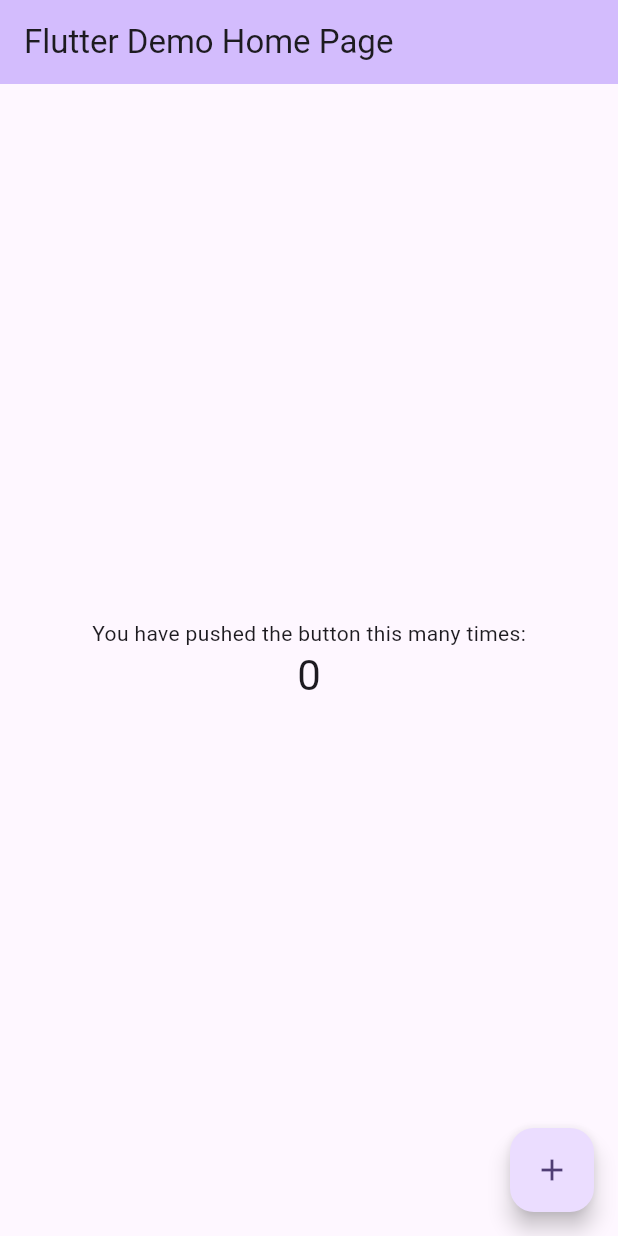
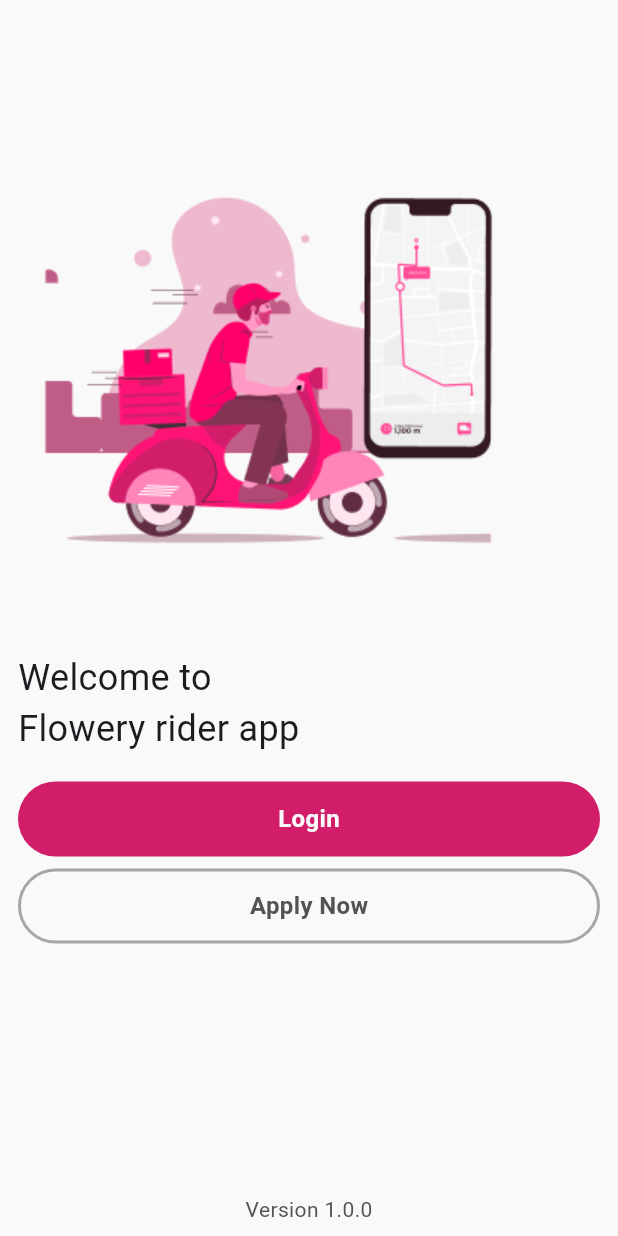
Before and after one commit to ahmedas3d/Tracking_App, a Flutter app: the screen it shows after launch, on a phone screen of 412 x 824 dp. Run offline on Flutter 3.47's test engine with Material 3 defaults, Android fonts, the light colour scheme and no system bars.

Commit message:
change icon app and create welcome screen , widgets

```diff
--- a/analysis_options.yaml
+++ b/analysis_options.yaml
@@ -21,8 +21,9 @@ linter:
   # `// ignore_for_file: name_of_lint` syntax on the line or in the file
   # producing the lint.
   rules:
+    prefer_const_constructors: true # Uncomment to enable the `prefer_const_constructors` rule
+    prefer_const_declarations: true # Uncomment to enable the `prefer_const_declarations` rule
     # avoid_print: false  # Uncomment to disable the `avoid_print` rule
     # prefer_single_quotes: true  # Uncomment to enable the `prefer_single_quotes` rule
-
 # Additional information about this file can be found at
 # https://dart.dev/guides/language/analysis-options
--- /dev/null
+++ b/lib/core/constants.dart
@@ -0,0 +1,24 @@
+import 'package:flutter/material.dart';
+
+// Colors
+class AppColors {
+  static const Color primaryColor = Color(0xFFd21e6a);
+  static const Color primaryColor10 = Color(0xFFf6d2e1);
+  static const Color primaryColor20 = Color(0xFFf0b4cd);
+  static const Color primaryColor30 = Color(0xFFe98fb5);
+  static const Color primaryColor40 = Color(0xFFe1699c);
+  static const Color primaryColor50 = Color(0xFFda4483);
+  static const Color primaryColor60 = Color(0xFFaf1958);
+  static const Color primaryColor70 = Color(0xFF8c1447);
+  static const Color primaryColor80 = Color(0xFF690f35);
+  static const Color primaryColor90 = Color(0xFF460A23);
+  static const Color pinkLight = Color(0xffF9ECF0);
+  static const Color greyColor = Color(0xFF535353);
+  static const Color errorColor = Color(0xFFCC1010);
+  static const Color successColor = Color(0xFF0CB3597);
+  static const Color greenColor = Color(0xFF0CB359);
+  static const Color backgroundColor = Color(0xFFf9f9f9);
+  static const Color textColor1 = Color(0xFF0c1015);
+  static const Color textColor2 = Color(0xFFf9f9f9);
+  static const Color textColor3 = Color(0xFFa6a6a6);
+}
--- /dev/null
+++ b/lib/core/routes/routes.dart
@@ -0,0 +1,22 @@
+import 'package:flutter/material.dart';
+import 'package:tracking_app/features/AuthFeature/presentation/view/screens/welcome_screen.dart';
+
+class AppRoutes {
+  static const String splash = '/';
+  static const String welcomeScreen = '/welcomeScreen';
+
+  static Route<dynamic> generateRoute(RouteSettings settings) {
+    switch (settings.name) {
+      case welcomeScreen:
+        return MaterialPageRoute(builder: (_) => const WelcomeScreen());
+      default:
+        return MaterialPageRoute(
+          builder: (_) => const Scaffold(
+            body: Center(
+              child: Text('Page not found'),
+            ),
+          ),
+        );
+    }
+  }
+}
--- /dev/null
+++ b/lib/features/AuthFeature/presentation/view/screens/welcome_screen.dart
@@ -0,0 +1,79 @@
+import 'package:flutter/material.dart';
+import 'package:tracking_app/core/constants.dart';
+import 'package:tracking_app/features/AuthFeature/presentation/view/widgets/custom_button.dart';
+
+class WelcomeScreen extends StatelessWidget {
+  const WelcomeScreen({super.key});
+
+  @override
+  Widget build(BuildContext context) {
+    return Scaffold(
+      backgroundColor: AppColors.backgroundColor,
+      body: Padding(
+        padding: const EdgeInsets.symmetric(horizontal: 12.0),
+        child: Center(
+          child: Column(
+            mainAxisAlignment: MainAxisAlignment.center,
+            crossAxisAlignment: CrossAxisAlignment.start,
+            children: [
+              const Spacer(
+                flex: 1,
+              ),
+              const Image(
+                image: AssetImage(
+                  'assets/images/welcom_screen.png',
+                ),
+              ),
+              const SizedBox(
+                height: 18,
+              ),
+              const Text(
+                'Welcome to\nFlowery rider app',
+                style: TextStyle(
+                  fontSize: 24,
+                ),
+              ),
+              const SizedBox(
+                height: 18,
+              ),
+              customButton(
+                title: 'Login',
+                onTap: () {},
+                color: AppColors.primaryColor,
+                textColor: AppColors.textColor2,
+              ),
+              const SizedBox(
+                height: 8,
+              ),
+              customButton(
+                title: 'Apply Now',
+                onTap: () {},
+                color: AppColors.backgroundColor,
+                textColor: AppColors.greyColor,
+                borderColor: AppColors.textColor3,
+              ),
+              const Spacer(
+                flex: 3,
+              ),
+              const Row(
+                mainAxisAlignment: MainAxisAlignment.center,
+                children: [
+                  Padding(
+                    padding: EdgeInsets.all(8.0),
+                    child: Text(
+                      'Version 1.0.0',
+                      style: TextStyle(
+                        fontSize: 14,
+                        color: AppColors.greyColor,
+                      ),
+                    ),
+                  ),
+                ],
+              ),
+            ],
+          ),
+        ),
+      ),
+    );
+  }
+}
--- /dev/null
+++ b/lib/features/AuthFeature/presentation/view/widgets/custom_button.dart
@@ -0,0 +1,35 @@
+import 'package:flutter/material.dart';
+
+Widget customButton({
+  required String title,
+  required VoidCallback onTap,
+  required Color color,
+  required Color textColor,
+  Color? borderColor,
+  double size = 50,
+}) {
+  return GestureDetector(
+    onTap: onTap,
+    child: Container(
+      height: size,
+      width: double.infinity,
+      decoration: BoxDecoration(
+          color: color,
+          borderRadius: BorderRadius.circular(25),
+          border: Border.all(
+            color: borderColor ?? Colors.transparent,
+            width: 2,
+          )),
+      child: Center(
+        child: Text(
+          title,
+          style: TextStyle(
+            color: textColor,
+            fontSize: 16,
+            fontWeight: FontWeight.bold,
+          ),
+        ),
+      ),
+    ),
+  );
+}
--- a/lib/main.dart
+++ b/lib/main.dart
@@ -1,4 +1,5 @@
 import 'package:flutter/material.dart';
+import 'package:tracking_app/core/routes/routes.dart';
 
 void main() {
   runApp(const MyApp());
@@ -11,115 +12,9 @@
   @override
   Widget build(BuildContext context) {
     return MaterialApp(
-      title: 'Flutter Demo',
-      theme: ThemeData(
-        // This is the theme of your application.
-        //
-        // TRY THIS: Try running your application with "flutter run". You'll see
-        // the application has a purple toolbar. Then, without quitting the app,
-        // try changing the seedColor in the colorScheme below to Colors.green
-        // and then invoke "hot reload" (save your changes or press the "hot
-        // reload" button in a Flutter-supported IDE, or press "r" if you used
-        // the command line to start the app).
-        //
-        // Notice that the counter didn't reset back to zero; the application
-        // state is not lost during the reload. To reset the state, use hot
-        // restart instead.
-        //
-        // This works for code too, not just values: Most code changes can be
-        // tested with just a hot reload.
-        colorScheme: ColorScheme.fromSeed(seedColor: Colors.deepPurple),
-        useMaterial3: true,
-      ),
-      home: const MyHomePage(title: 'Flutter Demo Home Page'),
+      debugShowCheckedModeBanner: false,
+      initialRoute: AppRoutes.welcomeScreen,
+      onGenerateRoute: AppRoutes.generateRoute,
     );
   }
 }
-
-class MyHomePage extends StatefulWidget {
-  const MyHomePage({super.key, required this.title});
-
-  // This widget is the home page of your application. It is stateful, meaning
-  // that it has a State object (defined below) that contains fields that affect
-  // how it looks.
-
-  // This class is the configuration for the state. It holds the values (in this
-  // case the title) provided by the parent (in this case the App widget) and
-  // used by the build method of the State. Fields in a Widget subclass are
-  // always marked "final".
-
-  final String title;
-
-  @override
-  State<MyHomePage> createState() => _MyHomePageState();
-}
-
-class _MyHomePageState extends State<MyHomePage> {
-  int _counter = 0;
-
-  void _incrementCounter() {
-    setState(() {
-      // This call to setState tells the Flutter framework that something has
-      // changed in this State, which causes it to rerun the build method below
-      // so that the display can reflect the updated values. If we changed
-      // _counter without calling setState(), then the build method would not be
-      // called again, and so nothing would appear to happen.
-      _counter++;
-    });
-  }
-
-  @override
-  Widget build(BuildContext context) {
-    // This method is rerun every time setState is called, for instance as done
-    // by the _incrementCounter method above.
-    //
-    // The Flutter framework has been optimized to make rerunning build methods
-    // fast, so that you can just rebuild anything that needs updating rather
-    // than having to individually change instances of widgets.
-    return Scaffold(
-      appBar: AppBar(
-        // TRY THIS: Try changing the color here to a specific color (to
-        // Colors.amber, perhaps?) and trigger a hot reload to see the AppBar
-        // change color while the other colors stay the same.
-        backgroundColor: Theme.of(context).colorScheme.inversePrimary,
-        // Here we take the value from the MyHomePage object that was created by
-        // the App.build method, and use it to set our appbar title.
-        title: Text(widget.title),
-      ),
-      body: Center(
-        // Center is a layout widget. It takes a single child and positions it
-        // in the middle of the parent.
-        child: Column(
-          // Column is also a layout widget. It takes a list of children and
-          // arranges them vertically. By default, it sizes itself to fit its
-          // children horizontally, and tries to be as tall as its parent.
-          //
-          // Column has various properties to control how it sizes itself and
-          // how it positions its children. Here we use mainAxisAlignment to
-          // center the children vertically; the main axis here is the vertical
-          // axis because Columns are vertical (the cross axis would be
-          // horizontal).
-          //
-          // TRY THIS: Invoke "debug painting" (choose the "Toggle Debug Paint"
-          // action in the IDE, or press "p" in the console), to see the
-          // wireframe for each widget.
-          mainAxisAlignment: MainAxisAlignment.center,
-          children: <Widget>[
-            const Text(
-              'You have pushed the button this many times:',
-            ),
-            Text(
-              '$_counter',
-              style: Theme.of(context).textTheme.headlineMedium,
-            ),
-          ],
-        ),
-      ),
-      floatingActionButton: FloatingActionButton(
-        onPressed: _incrementCounter,
-        tooltip: 'Increment',
-        child: const Icon(Icons.add),
-      ), // This trailing comma makes auto-formatting nicer for build methods.
-    );
-  }
-}
```
Also changed, not shown: pubspec.yaml (+3 -5 lines), assets/images/flower_delivery.png (added), assets/images/welcom_screen.png (added), 16 other files.
